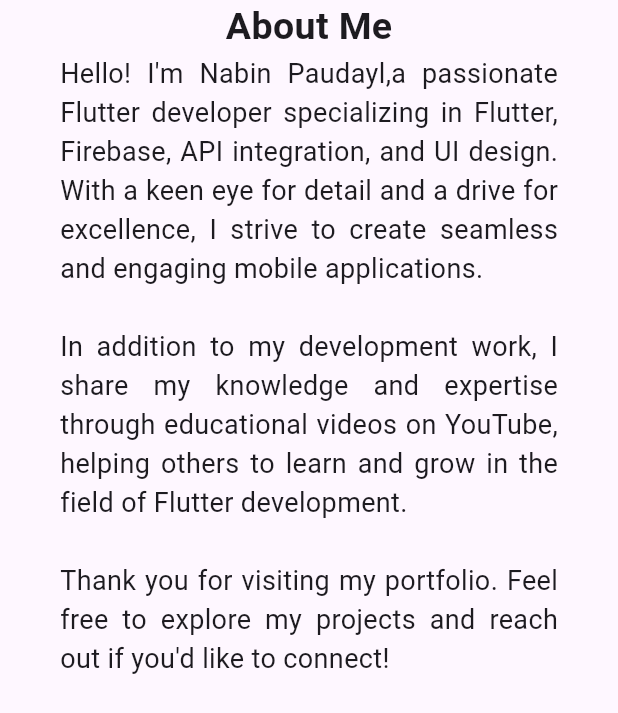
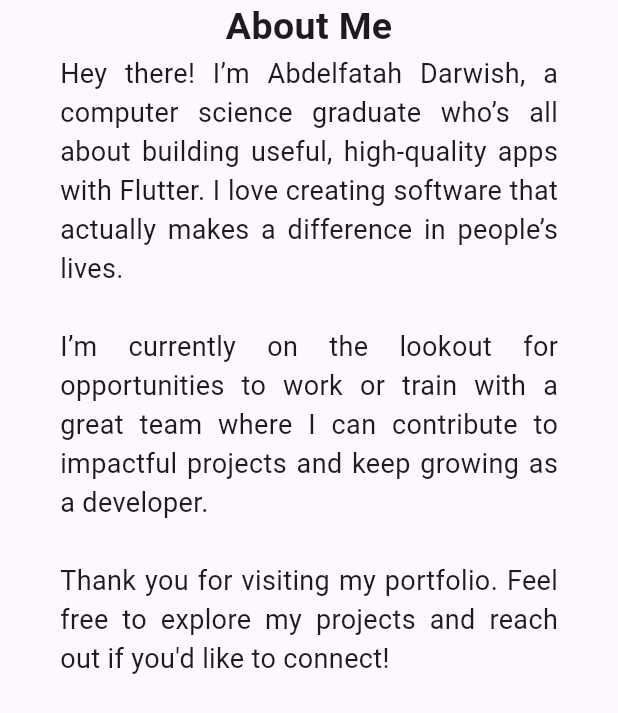
Before and after one commit to Abdelfatah-Darwish/portfolio_website_flutter, a Flutter app: the AboutMe widget shown alone on an empty page, opened directly, on a phone screen of 412 x 824 dp. Shown: the top 713 px of the screen. Run offline on Flutter 3.47's test engine with Material 3 defaults, Android fonts, the phone set to English and light mode, and no system bars; network calls fail.

```diff
--- a/lib/View/components/about_me.dart
+++ b/lib/View/components/about_me.dart
@@ -22,7 +22,7 @@ class AboutMe extends StatelessWidget {
             ),
           ),
           Text(
-            "Hello! I'm Nabin Paudayl,a passionate Flutter developer specializing in Flutter, Firebase, API integration, and UI design. With a keen eye for detail and a drive for excellence, I strive to create seamless and engaging mobile applications.\n\nIn addition to my development work, I share my knowledge and expertise through educational videos on YouTube, helping others to learn and grow in the field of Flutter development.\n\nThank you for visiting my portfolio. Feel free to explore my projects and reach out if you'd like to connect!",
+            "Hey there! I’m Abdelfatah Darwish, a computer science graduate who’s all about building useful, high-quality apps with Flutter. I love creating software that actually makes a difference in people’s lives.\n\n I’m currently on the lookout for opportunities to work or train with a great team where I can contribute to impactful projects and keep growing as a developer.\n\nThank you for visiting my portfolio. Feel free to explore my projects and reach out if you'd like to connect!",
             style: TextStyle(
               fontSize: Responsive.isMobile(context) ? 18 : 20,
             ),
--- a/lib/View/components/social_icons.dart
+++ b/lib/View/components/social_icons.dart
@@ -21,7 +21,7 @@ class SocialIcons extends StatelessWidget {
             SocialIconDesign(
                 socialLink: "abdelfatahdarwish13@gmail.com", // link to open
                 iconUrl: // icon link from google
-                    'asset/images/social_icons/4202011_email_gmail_mail_logo_social_icon.png'),
+                    'asset/images/social_icons/mail.png'),
             SocialIconDesign(
                 socialLink: "https://github.com/Abdelfatah-Darwish",
                 iconUrl: 'asset/images/social_icons/github.png'),
```
